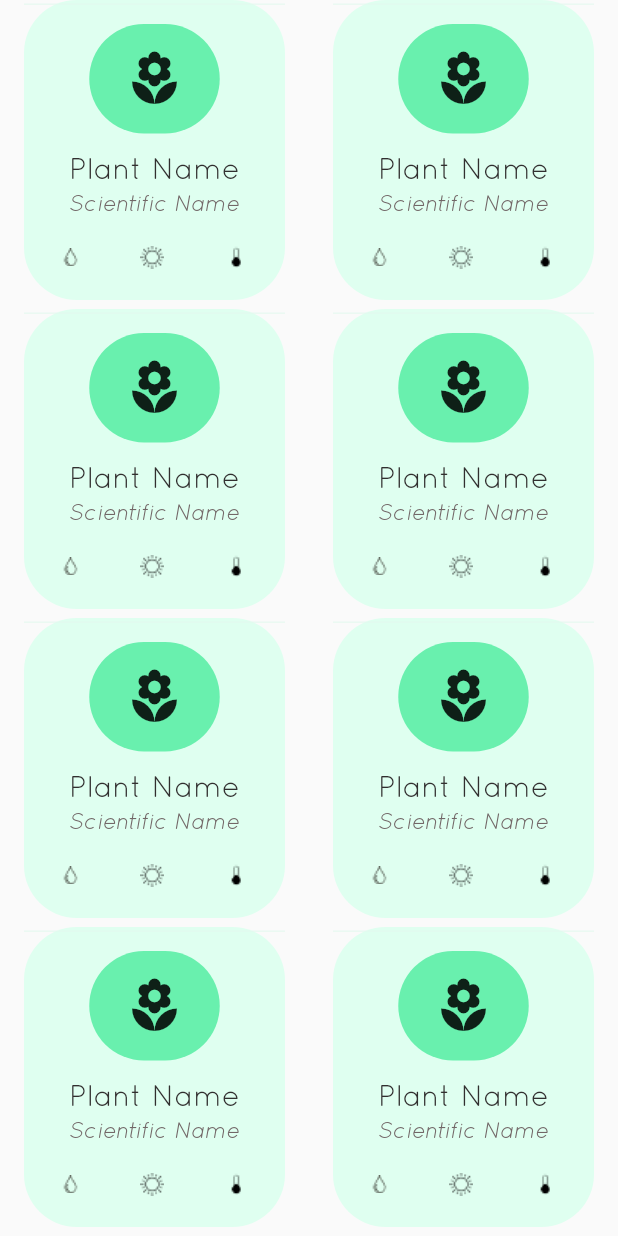
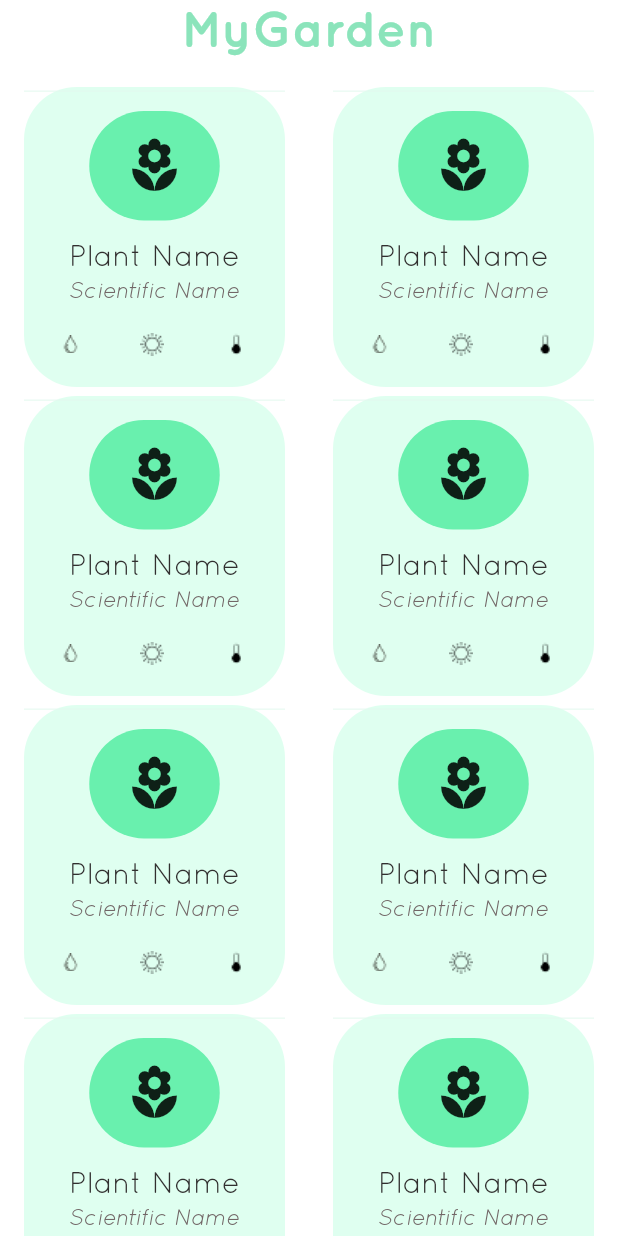
Before and after one commit to efollette/growio, a Flutter app: the MyGarden screen opened by its route, on a phone screen of 412 x 824 dp. Run offline on Flutter 3.47's test engine with Material 2 defaults, Android fonts, the phone set to English and light mode, and no system bars; drawn by our look-alikes of auto_size_text; our stand-ins replace image_picker.

Commit message:
Added title to MyGarden

```diff
--- a/lib/ui/myGarden.dart
+++ b/lib/ui/myGarden.dart
@@ -1,6 +1,7 @@
 import 'package:Growio/wdigets/myGardenTile.dart';
+import 'package:auto_size_text/auto_size_text.dart';
 import 'package:flutter/material.dart';
-import '../wdigets/plantTile.dart';
+
 
 class MyGarden extends StatefulWidget {
   @override
@@ -12,16 +13,44 @@ class _MyGardenState extends State<MyGarden> {
   @override
   Widget build(BuildContext context) {
 
+  /* Plantcyclopedia title */
+    Container _title(BuildContext context) {
+      return Container(
+        color: Colors.white,
+        alignment: Alignment.topCenter,
+        width: MediaQuery.of(context).size.width * (247/375),
+        child: AutoSizeText(
+          "MyGarden",
+          style: TextStyle(
+            color: Color(0xFF8BE4BB),
+            fontSize: 33,
+            fontFamily: 'Quicksand',
+            fontWeight: FontWeight.bold,
+          ),
+          maxLines: 1,
+        ),
+      );
+    }
+
     return Scaffold(
-      body: GridView.builder(
+      backgroundColor: Colors.white,
+      body: Column(
+        children: <Widget> [
+          _title(context),
+          Padding(padding: const EdgeInsets.all(10.0)),
+          Expanded(
+            child: GridView.builder(
               physics: BouncingScrollPhysics(),
-        itemCount: 8,
+              itemCount: 20,
               gridDelegate:
                 new SliverGridDelegateWithFixedCrossAxisCount(crossAxisCount: 2),
               itemBuilder: (BuildContext context, int position) {
                 return myGardenTile(context);
               },
             ),
+          ),
+        ],
+      ),
     );
   }
 }
```
Lines whose indentation alone changed are shown as unchanged.
